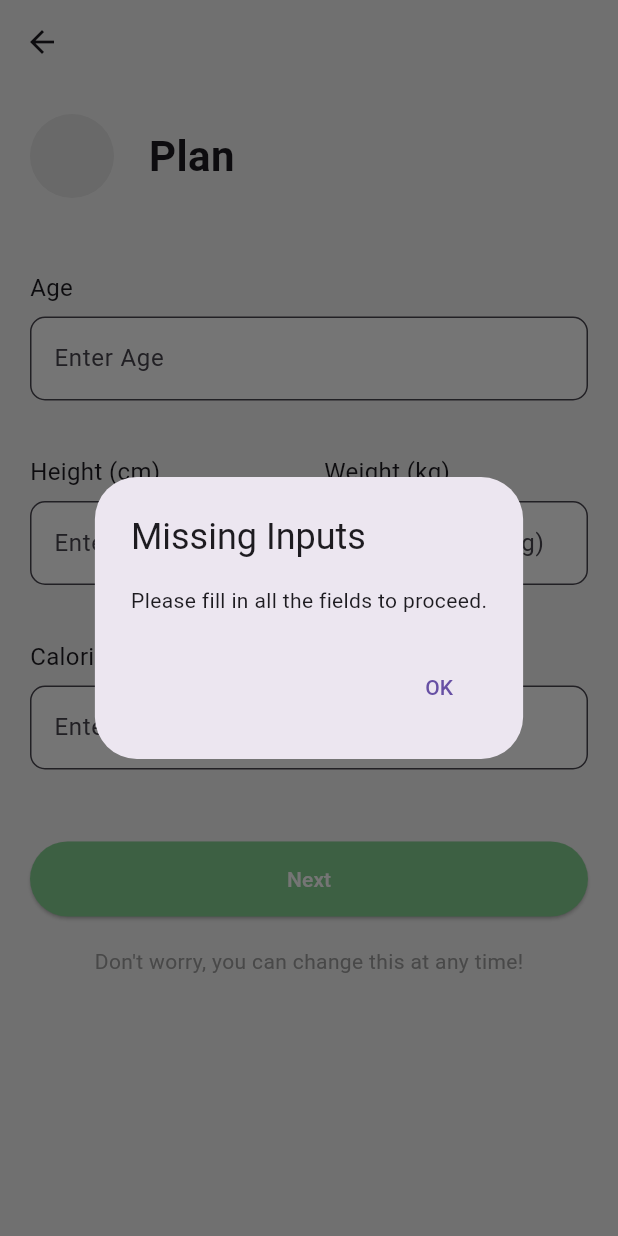
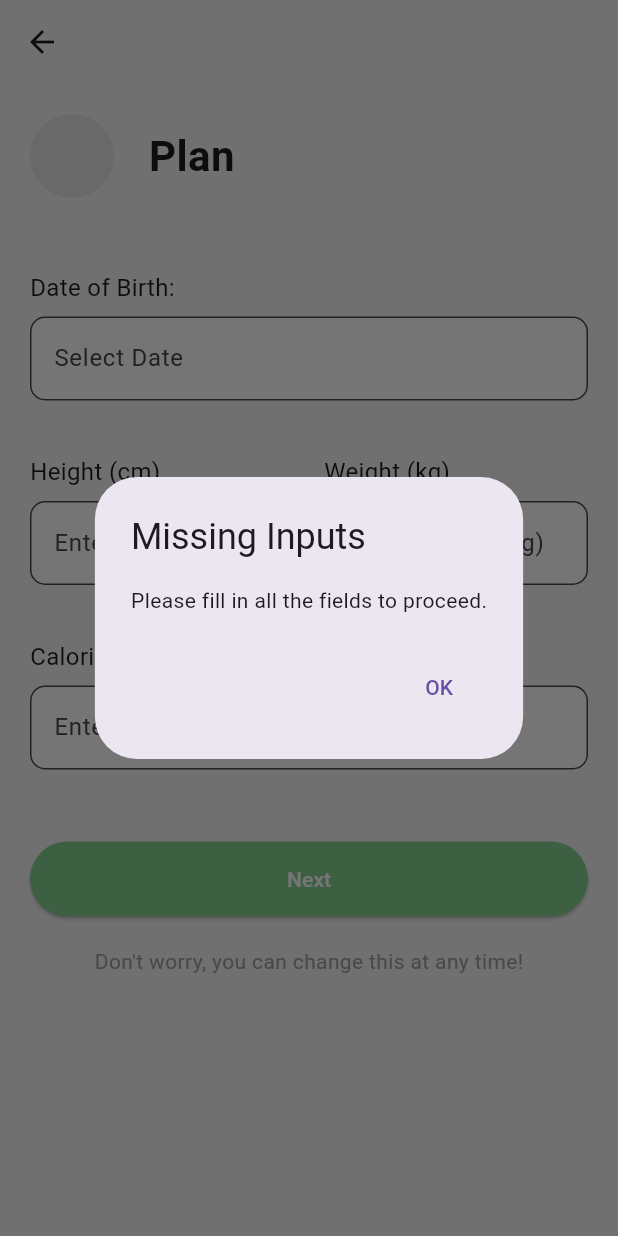
Before and after one commit to DeKxus/ZipRecipes, a Flutter app: the PlanInputScreen screen opened directly with empty values, after a tap on "Next", on a phone screen of 412 x 824 dp. Run offline on Flutter 3.47's test engine with Material 3 defaults, Android fonts, the phone set to English and light mode, and no system bars; our stand-ins replace cloud_firestore, curved_navigation_bar, firebase_auth, firebase_core, image_picker; missing offline and left inert: dart:ffi; accounts and stored records are empty.

Commit message:
19/11/2024 - age from INT to DateType in sports plan

```diff
--- a/zip_recipes_app/lib/home/sports_plan.dart
+++ b/zip_recipes_app/lib/home/sports_plan.dart
@@ -1,6 +1,8 @@
 import 'package:flutter/material.dart';
-import 'package:zip_recipes_app/home/navigation.dart';
+import 'package:intl/intl.dart'; // For date formatting
 import '../widgets/num_field.dart';
+import '../widgets/date_field.dart'; // Assuming you have this widget
+import 'navigation.dart';
 
 class PlanInputScreen extends StatefulWidget {
   final String planTitle;
@@ -19,27 +21,41 @@ class PlanInputScreen extends StatefulWidget {
 }
 
 class _PlanInputScreenState extends State<PlanInputScreen> {
-  final TextEditingController ageController = TextEditingController();
   final TextEditingController heightController = TextEditingController();
   final TextEditingController weightController = TextEditingController();
   final TextEditingController caloriesController = TextEditingController();
+  final TextEditingController dobController = TextEditingController();
 
   @override
   void dispose() {
-    ageController.dispose();
     heightController.dispose();
     weightController.dispose();
     caloriesController.dispose();
+    dobController.dispose();
     super.dispose();
   }
 
+  Future<void> _selectDate(BuildContext context) async {
+    final DateTime? picked = await showDatePicker(
+      context: context,
+      initialDate: DateTime.now(),
+      firstDate: DateTime(1900),
+      lastDate: DateTime.now(),
+    );
+    if (picked != null) {
+      setState(() {
+        dobController.text = DateFormat('dd-MM-yyyy').format(picked);
+      });
+    }
+  }
+
   void _navigateToNextScreen() {
-    final age = ageController.text.trim();
     final height = heightController.text.trim();
     final weight = weightController.text.trim();
     final calories = caloriesController.text.trim();
+    final dob = dobController.text.trim();
 
-    if (age.isEmpty || height.isEmpty || weight.isEmpty || calories.isEmpty) {
+    if (height.isEmpty || weight.isEmpty || calories.isEmpty || dob.isEmpty) {
       // Show a dialog if any field is empty
       showDialog(
         context: context,
@@ -103,9 +119,10 @@ class _PlanInputScreenState extends State<PlanInputScreen> {
                 ],
               ),
               const SizedBox(height: 40),
-              CustomNumberField(
-                label: 'Age',
-                controller: ageController,
+              CustomDateField(
+                label: 'Date of Birth:',
+                controller: dobController,
+                onTap: () => _selectDate(context),
               ),
               const SizedBox(height: 20),
               Row(
@@ -125,16 +142,12 @@ class _PlanInputScreenState extends State<PlanInputScreen> {
                   ),
                 ],
               ),
-
               const SizedBox(height: 20),
-
               CustomNumberField(
                 label: 'Calories',
                 controller: caloriesController,
               ),
-
               const SizedBox(height: 40),
-
               ElevatedButton(
                 onPressed: _navigateToNextScreen,
                 style: ElevatedButton.styleFrom(
@@ -144,9 +157,7 @@ class _PlanInputScreenState extends State<PlanInputScreen> {
                 ),
                 child: const Text('Next'),
               ),
-
               const SizedBox(height: 20),
-
               const Center(
                 child: Text(
                   'Don\'t worry, you can change this at any time!',
```
